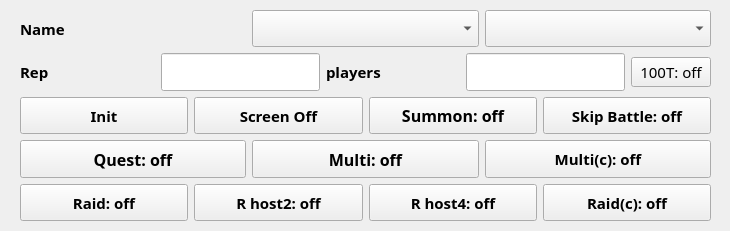
Qt form ffbe_widget.ui (HyuntaMansei/ffbe) before a commit.
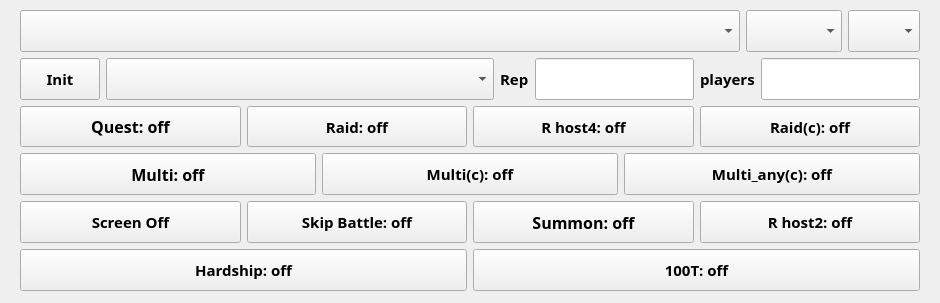
The same form after that commit.

What changed in the file:
```diff
--- a/ffbe_widget.ui
+++ b/ffbe_widget.ui
@@ -6,8 +6,8 @@
    <rect>
     <x>0</x>
     <y>0</y>
-    <width>730</width>
-    <height>231</height>
+    <width>940</width>
+    <height>303</height>
    </rect>
   </property>
   <property name="windowTitle">
@@ -18,8 +18,8 @@
     <rect>
      <x>20</x>
      <y>10</y>
-     <width>691</width>
-     <height>211</height>
+     <width>900</width>
+     <height>281</height>
     </rect>
    </property>
    <property name="sizePolicy">
@@ -42,41 +42,11 @@
    <layout class="QVBoxLayout" name="verticalLayout">
     <item>
      <layout class="QHBoxLayout" name="horizontalLayout_4">
-      <item>
-       <widget class="QLabel" name="label_3">
-        <property name="sizePolicy">
-         <sizepolicy hsizetype="Expanding" vsizetype="Expanding">
-          <horstretch>0</horstretch>
-          <verstretch>0</verstretch>
-         </sizepolicy>
-        </property>
-        <property name="maximumSize">
-         <size>
-          <width>16777215</width>
-          <height>100</height>
-         </size>
-        </property>
-        <property name="font">
-         <font>
-          <family>새굴림</family>
-          <pointsize>11</pointsize>
-          <weight>75</weight>
-          <bold>true</bold>
-         </font>
-        </property>
-        <property name="locale">
-         <locale language="English" country="UnitedStates"/>
-        </property>
-        <property name="text">
-         <string>Name</string>
-        </property>
-       </widget>
-      </item>
       <item>
        <widget class="QComboBox" name="cb_window_name">
         <property name="sizePolicy">
-         <sizepolicy hsizetype="Expanding" vsizetype="Expanding">
-          <horstretch>0</horstretch>
+         <sizepolicy hsizetype="Preferred" vsizetype="Expanding">
+          <horstretch>1</horstretch>
           <verstretch>0</verstretch>
          </sizepolicy>
         </property>
@@ -102,14 +72,52 @@
         </property>
        </widget>
       </item>
+      <item>
+       <widget class="QComboBox" name="cb_window_hwnd">
+        <property name="sizePolicy">
+         <sizepolicy hsizetype="Minimum" vsizetype="Minimum">
+          <horstretch>0</horstretch>
+          <verstretch>0</verstretch>
+         </sizepolicy>
+        </property>
+        <property name="maximumSize">
+         <size>
+          <width>16777215</width>
+          <height>16777215</height>
+         </size>
+        </property>
+        <property name="font">
+         <font>
+          <family>새굴림</family>
+          <pointsize>8</pointsize>
+          <weight>75</weight>
+          <bold>true</bold>
+         </font>
+        </property>
+        <property name="locale">
+         <locale language="English" country="UnitedStates"/>
+        </property>
+        <property name="placeholderText">
+         <string>Device Type</string>
+        </property>
+       </widget>
+      </item>
       <item>
        <widget class="QComboBox" name="cb_device_type">
         <property name="sizePolicy">
-         <sizepolicy hsizetype="Expanding" vsizetype="Expanding">
+         <sizepolicy hsizetype="Minimum" vsizetype="Minimum">
           <horstretch>0</horstretch>
           <verstretch>0</verstretch>
          </sizepolicy>
         </property>
+        <property name="font">
+         <font>
+          <family>새굴림</family>
+          <pointsize>8</pointsize>
+          <weight>50</weight>
+          <bold>false</bold>
+         </font>
+        </property>
        </widget>
       </item>
      </layout>
@@ -119,6 +127,45 @@
       <property name="spacing">
        <number>6</number>
       </property>
+      <item>
+       <widget class="QPushButton" name="pb_init">
+        <property name="sizePolicy">
+         <sizepolicy hsizetype="Expanding" vsizetype="Expanding">
+          <horstretch>0</horstretch>
+          <verstretch>0</verstretch>
+         </sizepolicy>
+        </property>
+        <property name="font">
+         <font>
+          <family>새굴림</family>
+          <pointsize>11</pointsize>
+          <weight>75</weight>
+          <bold>true</bold>
+         </font>
+        </property>
+        <property name="text">
+         <string>Init</string>
+        </property>
+       </widget>
+      </item>
+      <item>
+       <widget class="QComboBox" name="cb_device_serial">
+        <property name="sizePolicy">
+         <sizepolicy hsizetype="Expanding" vsizetype="Expanding">
+          <horstretch>3</horstretch>
+          <verstretch>0</verstretch>
+         </sizepolicy>
+        </property>
+        <property name="font">
+         <font>
+          <family>새굴림</family>
+          <pointsize>7</pointsize>
+          <weight>50</weight>
+          <bold>false</bold>
+         </font>
+        </property>
+       </widget>
+      </item>
       <item>
        <widget class="QLabel" name="label">
         <property name="sizePolicy">
@@ -239,109 +286,11 @@
         </property>
        </widget>
       </item>
-      <item>
-       <widget class="QPushButton" name="pb_100tower">
-        <property name="text">
-         <string>100T: off</string>
-        </property>
-       </widget>
-      </item>
      </layout>
     </item>
     <item>
      <layout class="QHBoxLayout" name="horizontalLayout_5">
       <item>
-       <widget class="QPushButton" name="pb_init">
-        <property name="sizePolicy">
-         <sizepolicy hsizetype="Expanding" vsizetype="Expanding">
-          <horstretch>0</horstretch>
-          <verstretch>0</verstretch>
-         </sizepolicy>
-        </property>
-        <property name="font">
-         <font>
-          <family>새굴림</family>
-          <pointsize>11</pointsize>
-          <weight>75</weight>
-          <bold>true</bold>
-         </font>
-        </property>
-        <property name="text">
-         <string>Init</string>
-        </property>
-       </widget>
-      </item>
-      <item>
-       <widget class="QPushButton" name="pb_sc_off">
-        <property name="sizePolicy">
-         <sizepolicy hsizetype="Expanding" vsizetype="Expanding">
-          <horstretch>0</horstretch>
-          <verstretch>0</verstretch>
-         </sizepolicy>
-        </property>
-        <property name="font">
-         <font>
-          <family>새굴림</family>
-          <pointsize>11</pointsize>
-          <weight>75</weight>
-          <bold>true</bold>
-         </font>
-        </property>
-        <property name="text">
-         <string>Screen Off</string>
-        </property>
-       </widget>
-      </item>
-      <item>
-       <widget class="QPushButton" name="pb_summon">
-        <property name="sizePolicy">
-         <sizepolicy hsizetype="Expanding" vsizetype="Expanding">
-          <horstretch>0</horstretch>
-          <verstretch>0</verstretch>
-         </sizepolicy>
-        </property>
-        <property name="font">
-         <font>
-          <family>새굴림</family>
-          <pointsize>12</pointsize>
-          <weight>75</weight>
-          <bold>true</bold>
-         </font>
-        </property>
-        <property name="locale">
-         <locale language="English" country="UnitedStates"/>
-        </property>
-        <property name="text">
-         <string>Summon: off</string>
-        </property>
-       </widget>
-      </item>
-      <item>
-       <widget class="QPushButton" name="pb_skip_battle">
-        <property name="sizePolicy">
-         <sizepolicy hsizetype="Expanding" vsizetype="Expanding">
-          <horstretch>0</horstretch>
-          <verstretch>0</verstretch>
-         </sizepolicy>
-        </property>
-        <property name="font">
-         <font>
-          <family>새굴림</family>
-          <pointsize>11</pointsize>
-          <weight>75</weight>
-          <bold>true</bold>
-         </font>
-        </property>
-        <property name="text">
-         <string>Skip Battle: off</string>
-        </property>
-       </widget>
-      </item>
-     </layout>
-    </item>
-    <item>
-     <layout class="QHBoxLayout" name="horizontalLayout">
-      <item>
        <widget class="QPushButton" name="pb_quest">
         <property name="sizePolicy">
          <sizepolicy hsizetype="Expanding" vsizetype="Expanding">
@@ -372,6 +321,73 @@
        </widget>
       </item>
       <item>
+       <widget class="QPushButton" name="pb_raid">
+        <property name="sizePolicy">
+         <sizepolicy hsizetype="Expanding" vsizetype="Expanding">
+          <horstretch>0</horstretch>
+          <verstretch>0</verstretch>
+         </sizepolicy>
+        </property>
+        <property name="font">
+         <font>
+          <family>새굴림</family>
+          <pointsize>11</pointsize>
+          <weight>75</weight>
+          <bold>true</bold>
+         </font>
+        </property>
+        <property name="text">
+         <string>Raid: off</string>
+        </property>
+       </widget>
+      </item>
+      <item>
+       <widget class="QPushButton" name="pb_raid_host4">
+        <property name="sizePolicy">
+         <sizepolicy hsizetype="Expanding" vsizetype="Expanding">
+          <horstretch>0</horstretch>
+          <verstretch>0</verstretch>
+         </sizepolicy>
+        </property>
+        <property name="font">
+         <font>
+          <family>새굴림</family>
+          <pointsize>11</pointsize>
+          <weight>75</weight>
+          <bold>true</bold>
+         </font>
+        </property>
+        <property name="text">
+         <string>R host4: off</string>
+        </property>
+       </widget>
+      </item>
+      <item>
+       <widget class="QPushButton" name="pb_raid_client">
+        <property name="sizePolicy">
+         <sizepolicy hsizetype="Expanding" vsizetype="Expanding">
+          <horstretch>0</horstretch>
+          <verstretch>0</verstretch>
+         </sizepolicy>
+        </property>
+        <property name="font">
+         <font>
+          <family>새굴림</family>
+          <pointsize>11</pointsize>
+          <weight>75</weight>
+          <bold>true</bold>
+         </font>
+        </property>
+        <property name="text">
+         <string>Raid(c): off</string>
+        </property>
+       </widget>
+      </item>
+     </layout>
+    </item>
+    <item>
+     <layout class="QHBoxLayout" name="horizontalLayout">
+      <item>
        <widget class="QPushButton" name="pb_multi">
         <property name="sizePolicy">
          <sizepolicy hsizetype="Expanding" vsizetype="Expanding">
@@ -422,12 +438,33 @@
         </property>
        </widget>
       </item>
+      <item>
+       <widget class="QPushButton" name="pb_multi_client_any">
+        <property name="sizePolicy">
+         <sizepolicy hsizetype="Expanding" vsizetype="Expanding">
+          <horstretch>0</horstretch>
+          <verstretch>0</verstretch>
+         </sizepolicy>
+        </property>
+        <property name="font">
+         <font>
+          <family>새굴림</family>
+          <pointsize>11</pointsize>
+          <weight>75</weight>
+          <bold>true</bold>
+         </font>
+        </property>
+        <property name="text">
+         <string>Multi_any(c): off</string>
+        </property>
+       </widget>
+      </item>
      </layout>
     </item>
     <item>
      <layout class="QHBoxLayout" name="horizontalLayout_6">
       <item>
-       <widget class="QPushButton" name="pb_raid">
+       <widget class="QPushButton" name="pb_sc_off">
         <property name="sizePolicy">
          <sizepolicy hsizetype="Expanding" vsizetype="Expanding">
           <horstretch>0</horstretch>
@@ -443,7 +480,52 @@
          </font>
         </property>
         <property name="text">
-         <string>Raid: off</string>
+         <string>Screen Off</string>
+        </property>
+       </widget>
+      </item>
+      <item>
+       <widget class="QPushButton" name="pb_skip_battle">
+        <property name="sizePolicy">
+         <sizepolicy hsizetype="Expanding" vsizetype="Expanding">
+          <horstretch>0</horstretch>
+          <verstretch>0</verstretch>
+         </sizepolicy>
+        </property>
+        <property name="font">
+         <font>
+          <family>새굴림</family>
+          <pointsize>11</pointsize>
+          <weight>75</weight>
+          <bold>true</bold>
+         </font>
+        </property>
+        <property name="text">
+         <string>Skip Battle: off</string>
+        </property>
+       </widget>
+      </item>
+      <item>
+       <widget class="QPushButton" name="pb_summon">
+        <property name="sizePolicy">
+         <sizepolicy hsizetype="Expanding" vsizetype="Expanding">
+          <horstretch>0</horstretch>
+          <verstretch>0</verstretch>
+         </sizepolicy>
+        </property>
+        <property name="font">
+         <font>
+          <family>새굴림</family>
+          <pointsize>12</pointsize>
+          <weight>75</weight>
+          <bold>true</bold>
+         </font>
+        </property>
+        <property name="locale">
+         <locale language="English" country="UnitedStates"/>
+        </property>
+        <property name="text">
+         <string>Summon: off</string>
         </property>
        </widget>
       </item>
@@ -468,8 +550,12 @@
         </property>
        </widget>
       </item>
+     </layout>
+    </item>
+    <item>
+     <layout class="QHBoxLayout" name="horizontalLayout_3">
       <item>
-       <widget class="QPushButton" name="pb_raid_host4">
+       <widget class="QPushButton" name="pb_hardship">
         <property name="sizePolicy">
          <sizepolicy hsizetype="Expanding" vsizetype="Expanding">
           <horstretch>0</horstretch>
@@ -485,12 +571,12 @@
          </font>
         </property>
         <property name="text">
-         <string>R host4: off</string>
+         <string>Hardship: off</string>
         </property>
        </widget>
       </item>
       <item>
-       <widget class="QPushButton" name="pb_raid_client">
+       <widget class="QPushButton" name="pb_100tower">
         <property name="sizePolicy">
          <sizepolicy hsizetype="Expanding" vsizetype="Expanding">
           <horstretch>0</horstretch>
@@ -506,7 +592,7 @@
          </font>
         </property>
         <property name="text">
-         <string>Raid(c): off</string>
+         <string>100T: off</string>
         </property>
        </widget>
       </item>
```
